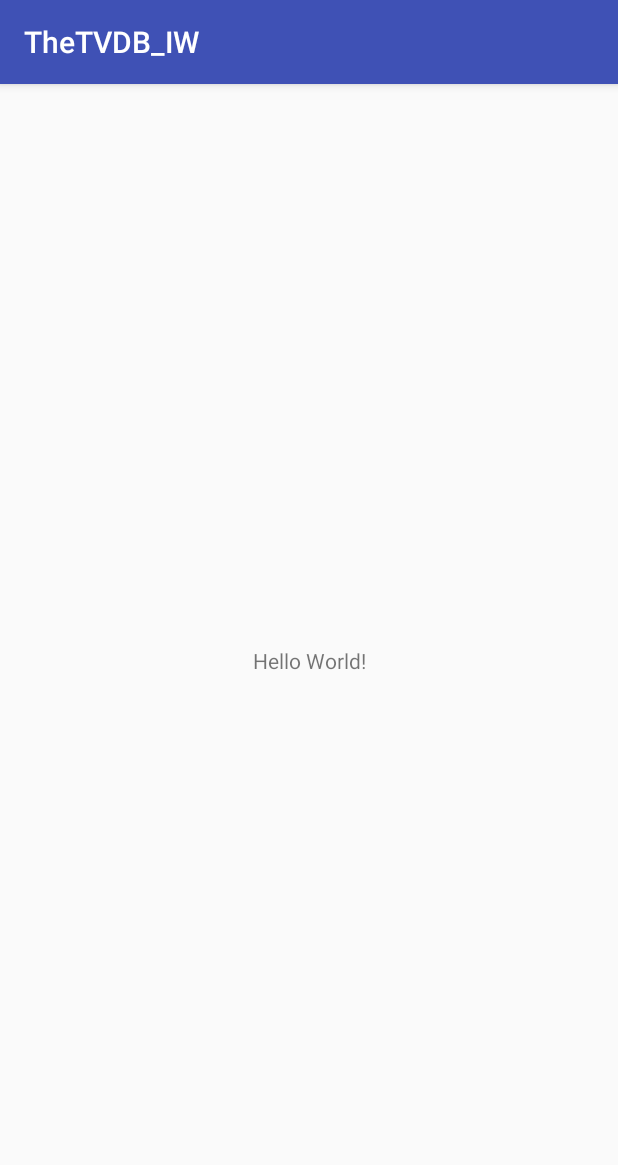
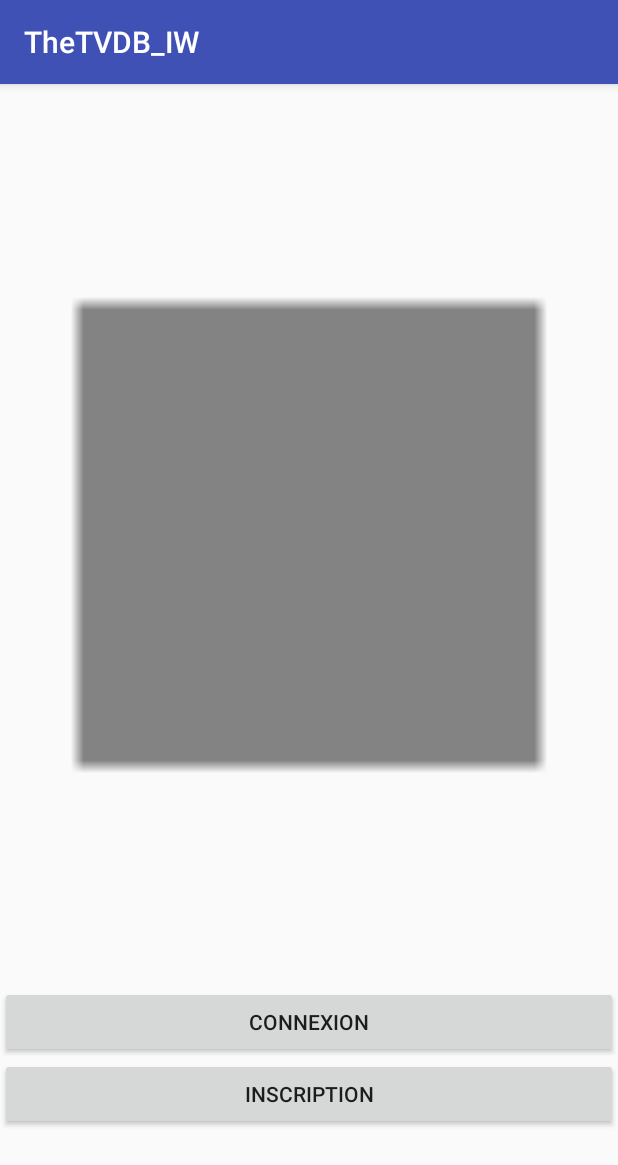
Before and after one commit to Asiatiks/TheTVDB_IW, an Android app: the screen it shows after launch (MainActivity), on a phone screen of 412 x 824 dp. Shown: the top 1165 px of the screen. Run offline under Robolectric (Android 15) with nearby library versions, the phone set to English and light mode, and no system bars.

Commit message:
[Front]: Connexion - Inscription - Main done

```diff
--- a/app/src/main/res/layout/activity_main.xml
+++ b/app/src/main/res/layout/activity_main.xml
@@ -6,13 +6,35 @@
     android:layout_height="match_parent"
     tools:context="com.example.esgi.thetvdb_iw.MainActivity">
 
-    <TextView
-        android:layout_width="wrap_content"
-        android:layout_height="wrap_content"
-        android:text="Hello World!"
-        app:layout_constraintBottom_toBottomOf="parent"
-        app:layout_constraintLeft_toLeftOf="parent"
-        app:layout_constraintRight_toRightOf="parent"
-        app:layout_constraintTop_toTopOf="parent" />
+    <LinearLayout
+        android:layout_width="fill_parent"
+        android:layout_height="fill_parent"
+        android:orientation="vertical"
+        android:weightSum="1"
+        tools:layout_editor_absoluteX="0dp"
+        tools:layout_editor_absoluteY="59dp">
+
+
+        <ImageView
+            android:id="@+id/imageView"
+            android:layout_width="match_parent"
+            android:layout_height="wrap_content"
+            android:layout_weight="0.89"
+            android:src="@drawable/logo" />
+
+        <Button
+            android:id="@+id/signIn"
+            android:layout_width="fill_parent"
+            android:layout_height="wrap_content"
+            android:text="Connexion" />
+
+        <Button
+            android:id="@+id/signUp"
+            android:layout_width="fill_parent"
+            android:layout_height="wrap_content"
+            android:text="Inscription" />
+
+    </LinearLayout>
+
 
 </android.support.constraint.ConstraintLayout>
--- a/app/src/main/res/values/strings.xml
+++ b/app/src/main/res/values/strings.xml
@@ -1,3 +1,4 @@
 <resources>
     <string name="app_name">TheTVDB_IW</string>
+
 </resources>
--- a/build.gradle
+++ b/build.gradle
@@ -6,7 +6,7 @@ buildscript {
     }
     dependencies {
         classpath 'com.android.tools.build:gradle:2.3.3'
-
+        classpath "io.realm:realm-gradle-plugin:3.2.0"
         // NOTE: Do not place your application dependencies here; they belong
         // in the individual module build.gradle files
     }
```
Also changed, not shown: app/src/main/res/layout/activity_connexion.xml (added, +45 -0 lines), app/src/main/res/layout/activity_inscription.xml (added, +57 -0 lines).
